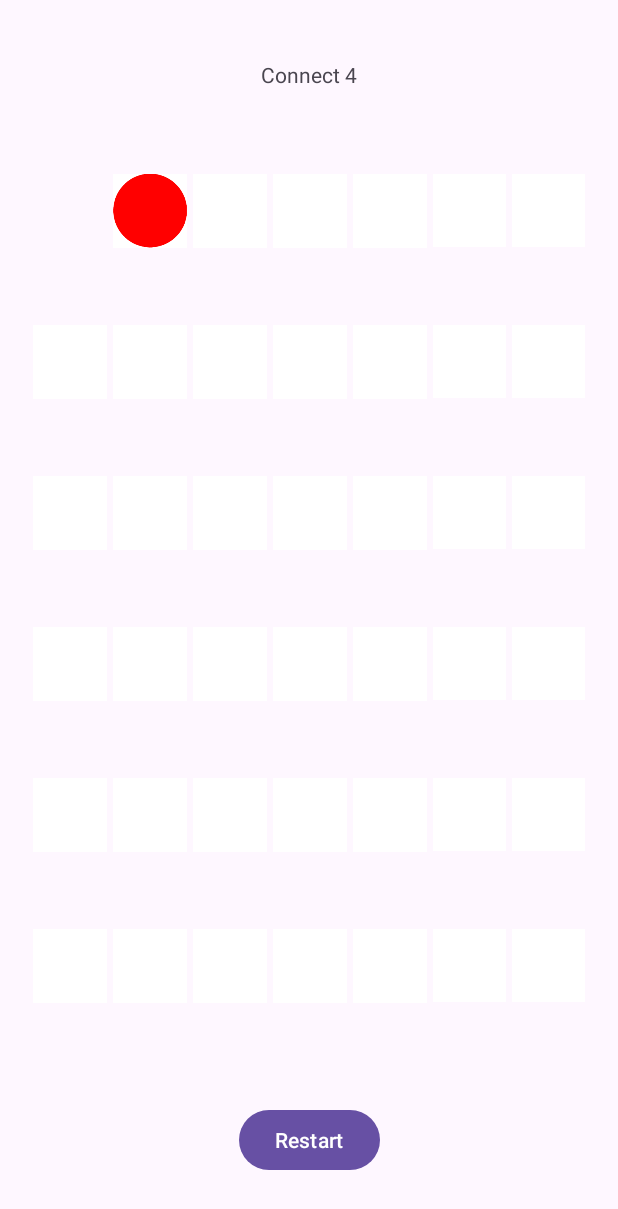
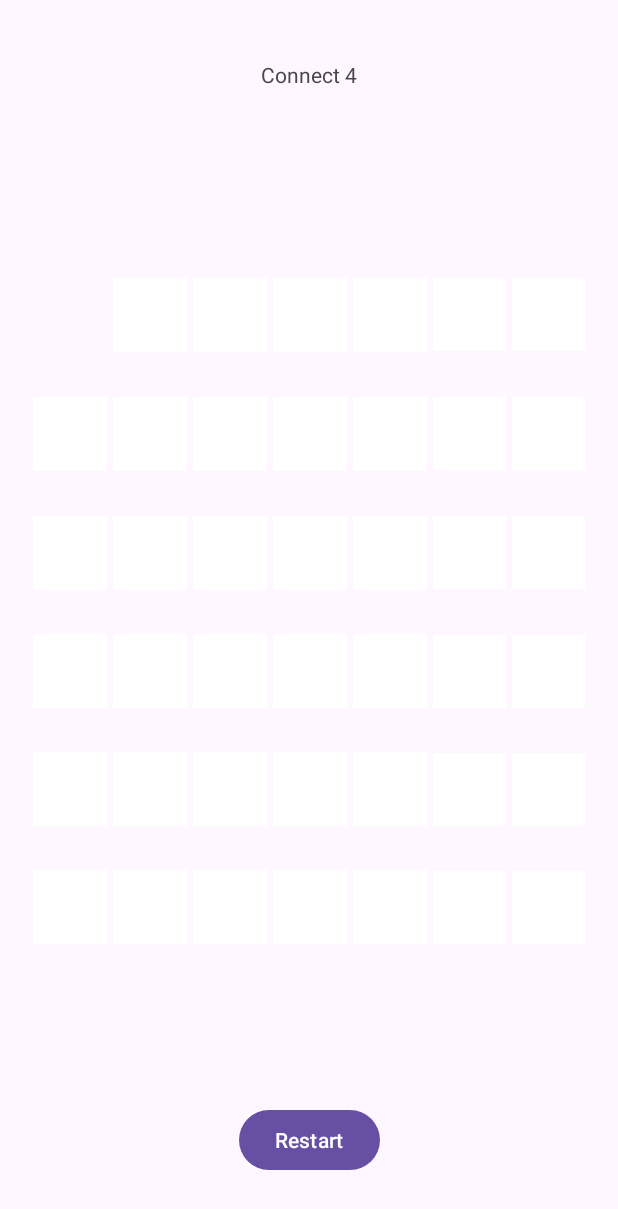
Before and after one commit to HauserS22081/WMC_Minigames, an Android app: the screen it shows after launch (MainActivity), after a tap on "0_0", on a phone screen of 412 x 824 dp. Shown: the top 1209 px of the screen. Run offline under Robolectric (Android 15) with nearby library versions, the phone set to English and light mode, and no system bars; 1 statement that could not run was skipped.

Commit message:
UI updated and new way to drop coins in made

```diff
--- a/Minigame/app/src/main/java/at/htlgkr/minigame/connectfour/ConnectFour.java
+++ b/Minigame/app/src/main/java/at/htlgkr/minigame/connectfour/ConnectFour.java
@@ -7,7 +7,7 @@ public class ConnectFour {
     private static final int WIDTH = 7;
     private static final int HEIGHT = 6;
 
-    private final ConnectFourBoard board;
+    private ConnectFourBoard board;
     private final List<Integer> colors;
     private final int WHITE;
     private int currentColor;
@@ -19,21 +19,47 @@ public class ConnectFour {
         currentColor = colors.get(0);
         WHITE = board.getWHITE();
 
-        fillBoard();
+        resetBoard();
     }
 
-    public int play(int xCord, int yCord) {
-        // -1 : not placed, 0: should Animate, 1: placed
+//    public int play(int xCord, int yCord) {
+//        // -1 : not placed, 0: should Animate, 1: placed 2: won
+//
+//        if(isAnimating) return placeStone(xCord, yCord);
+//
+//        int gameField = board.getElement(xCord, 0);
+//        if (gameField != colors.get(0) && gameField != colors.get(1)) {
+//            int result = placeStone(xCord, 0);
+//            return won() ? 2 : 1;
+//        }
+//
+//        return -1;
+//
+//    }
 
-        if(isAnimating) return placeStone(xCord, yCord);
+    public int play(int xCord) {
+        // return: -1 if no free slot, yCord of free slot
 
-        int gameField = board.getElement(xCord, 0);
-        if (gameField != colors.get(0) && gameField != colors.get(1)) {
-            return placeStone(xCord, 0);
+
+        for (int i = 0; i > HEIGHT; i++) {
+            if(board.getElement(xCord, i) != colors.get(0) && board.getElement(xCord, i) != colors.get(1)) return i;
         }
 
         return -1;
 
+    }
+
+    private boolean won() {
+        // test if won
+        // resetVariables();
+        return false;
+    }
+
+    private void resetVariables() {
+        currentColor = colors.get(0);
+        isAnimating = false;
+        board = new ConnectFourBoard(WIDTH, HEIGHT);
+        resetBoard();
     }
 
     private int placeStone(int xCord, int yCord) {
@@ -68,11 +94,15 @@ public class ConnectFour {
         return WHITE;
     }
 
-    public void fillBoard() {
+    public void resetBoard() {
         for (int i = 0; i < WIDTH; i++) {
             for (int j = 0; j < HEIGHT; j++) {
-                board.setElement(i, j, WHITE);
+                board.setElement(i, j, 0);
             }
         }
     }
+
+    public int getImage(int xCord, int yCord) {
+        return board.getElement(xCord, yCord);
+    }
 }
--- a/Minigame/app/src/main/java/at/htlgkr/minigame/connectfour/ConnectFourFragment.java
+++ b/Minigame/app/src/main/java/at/htlgkr/minigame/connectfour/ConnectFourFragment.java
@@ -9,6 +9,8 @@ import android.view.LayoutInflater;
 import android.view.View;
 import android.view.ViewGroup;
 import android.widget.ImageView;
+
+import com.google.android.material.snackbar.Snackbar;
 
 import java.util.ArrayList;
 import java.util.List;
@@ -41,6 +43,48 @@ public class ConnectFourFragment extends Fragment implements View.OnClickListene
         return binding.getRoot();
     }
 
+//    @Override
+//    public void onClick(View view) {
+//        if(processing) return;
+//
+//        processing = true;
+//
+//        String description = String.valueOf(view.getContentDescription());
+//        int xCord = Integer.parseInt(description.split("_")[0]);
+//        int yCord = Integer.parseInt(description.split("_")[1]);
+//
+//        handlePlay(xCord, yCord, (ImageView) view, 0);
+//
+//    }
+
+//    private void handlePlay(int xCord, int yCord, ImageView imageView, int howManyTimesAnimated) {
+//
+//            int result = connectFour.play(xCord, yCord);
+//
+//            switch (result) {
+//                case -1: processing = false; return;
+//                case 1: setColor((ImageView) imageView, connectFour.getColor(xCord, yCord)); processing = false; return;
+//                case 2: won(); processing = false; return;
+//                case 0: {
+//                    final int finalHowManyTimesAnimated = howManyTimesAnimated;
+//                    ImageView firstView = imageViews.get(get(imageView, imageViews) + finalHowManyTimesAnimated * 6);
+//                    ImageView secondView = imageViews.get(get(imageView, imageViews) + (finalHowManyTimesAnimated + 1) * 6);
+//
+//                    final int finalYCord = yCord;
+//
+//                    new android.os.Handler().postDelayed(() -> {
+//                        setColor(firstView, connectFour.getColor(xCord, finalYCord));
+//                        setColor(secondView, connectFour.getColor(xCord, finalYCord));
+//
+//                        handlePlay(xCord, finalYCord - 1, imageView, finalHowManyTimesAnimated + 1);
+//                    }, 500);
+//
+//                }
+//            }
+//
+//
+//    }
+
     @Override
     public void onClick(View view) {
         if(processing) return;
@@ -48,37 +92,28 @@ public class ConnectFourFragment extends Fragment implements View.OnClickListene
         processing = true;
 
         String description = String.valueOf(view.getContentDescription());
-        int xCord = Integer.parseInt(description.split("_")[0]);
-        int yCord = Integer.parseInt(description.split("_")[1]);
+        int viewXCord = Integer.parseInt(description.split("_")[0]);
+        int viewYCord = Integer.parseInt(description.split("_")[1]);
 
-        handlePlay(xCord, yCord, (ImageView) view, 0);
+        ImageView slot = (ImageView) view;
+
+//        connectFour.play();
+
+        int yCord = connectFour.play(viewXCord);
+
+        int image = connectFour.getImage(viewXCord, yCord);
+
+        slot.setTranslationY(-1000f);
+        slot.setImageResource(image);
+        slot.animate().translationY(1000f).setDuration(500);
 
     }
 
-    private void handlePlay(int xCord, int yCord, ImageView imageView, int howManyTimesAnimated) {
-
-            int result = connectFour.play(xCord, yCord);
-
-            switch (result) {
-                case -1: processing = false; return;
-                case 1: setColor((ImageView) imageView, connectFour.getColor(xCord, yCord)); processing = false; return;
-                case 0: {
-                    final int finalHowManyTimesAnimated = howManyTimesAnimated;
-                    ImageView firstView = imageViews.get(get(imageView, imageViews) + finalHowManyTimesAnimated * 6);
-                    ImageView secondView = imageViews.get(get(imageView, imageViews) + (finalHowManyTimesAnimated + 1) * 6);
-
-                    final int finalYCord = yCord;
-                    new android.os.Handler().postDelayed(() -> {
-                        setColor(firstView, connectFour.getColor(xCord, finalYCord));
-                        setColor(secondView, connectFour.getColor(xCord, finalYCord));
-
-                        handlePlay(xCord, finalYCord - 1, imageView, finalHowManyTimesAnimated + 1);
-                    }, 500);
-
-                }
-            }
 
 
+    private void won() {
+        Snackbar.make(binding.getRoot(), "Gewonnen", 1000);
+        setBackgroundImages();
     }
 
     private int get(ImageView view, List<ImageView> imageViews) {
--- a/Minigame/app/src/main/res/layout/fragment_connect_four.xml
+++ b/Minigame/app/src/main/res/layout/fragment_connect_four.xml
@@ -21,9 +21,9 @@
         android:layout_width="match_parent"
         android:layout_height="0dp"
         android:layout_marginStart="20dp"
-        android:layout_marginTop="90dp"
+        android:layout_marginTop="170dp"
         android:layout_marginEnd="20dp"
-        android:layout_marginBottom="130dp"
+        android:layout_marginBottom="180dp"
         android:orientation="vertical"
         android:weightSum="6"
         app:layout_constraintBottom_toBottomOf="parent"
@@ -47,8 +47,7 @@
                 android:layout_marginRight="2dp"
                 android:layout_marginBottom="2dp"
                 android:layout_weight="1"
-                android:contentDescription="0_0"
-                android:src="@drawable/ic_launcher_background" />
+                android:contentDescription="0_0" />
 
             <ImageView
                 android:id="@+id/iv_1_0"
@@ -59,8 +58,7 @@
                 android:layout_marginRight="2dp"
                 android:layout_marginBottom="2dp"
                 android:layout_weight="1"
-                android:contentDescription="1_0"
-                android:src="@drawable/ic_launcher_background" />
+                android:contentDescription="1_0" />
 
             <ImageView
                 android:id="@+id/iv_2_0"
@@ -71,8 +69,7 @@
                 android:layout_marginRight="2dp"
                 android:layout_marginBottom="2dp"
                 android:layout_weight="1"
-                android:contentDescription="2_0"
-                android:src="@drawable/ic_launcher_background" />
+                android:contentDescription="2_0" />
 
             <ImageView
                 android:id="@+id/iv_3_0"
@@ -83,8 +80,7 @@
                 android:layout_marginRight="2dp"
                 android:layout_marginBottom="2dp"
                 android:layout_weight="1"
-                android:contentDescription="3_0"
-                android:src="@drawable/ic_launcher_background" />
+                android:contentDescription="3_0" />
 
             <ImageView
                 android:id="@+id/iv_4_0"
@@ -95,8 +91,7 @@
                 android:layout_marginRight="2dp"
                 android:layout_marginBottom="2dp"
                 android:layout_weight="1"
-                android:contentDescription="4_0"
-                android:src="@drawable/ic_launcher_background" />
+                android:contentDescription="4_0" />
 
             <ImageView
                 android:id="@+id/iv_5_0"
@@ -107,8 +102,7 @@
                 android:layout_marginRight="2dp"
                 android:layout_marginBottom="2dp"
                 android:layout_weight="1"
-                android:contentDescription="5_0"
-                android:src="@drawable/ic_launcher_background" />
+                android:contentDescription="5_0" />
 
             <ImageView
                 android:id="@+id/iv_6_0"
@@ -119,8 +113,7 @@
                 android:layout_marginRight="2dp"
                 android:layout_marginBottom="2dp"
                 android:layout_weight="1"
-                android:contentDescription="6_0"
-                android:src="@drawable/ic_launcher_background" />
+                android:contentDescription="6_0" />
 
         </LinearLayout>
 
@@ -140,8 +133,7 @@
                 android:layout_marginRight="2dp"
                 android:layout_marginBottom="2dp"
                 android:layout_weight="1"
-                android:contentDescription="0_1"
-                android:src="@drawable/ic_launcher_background" />
+                android:contentDescription="0_1" />
 
             <ImageView
                 android:id="@+id/iv_1_1"
@@ -152,8 +144,7 @@
                 android:layout_marginRight="2dp"
                 android:layout_marginBottom="2dp"
                 android:layout_weight="1"
-                android:contentDescription="1_1"
-                android:src="@drawable/ic_launcher_background" />
+                android:contentDescription="1_1" />
 
             <ImageView
                 android:id="@+id/iv_2_1"
@@ -164,8 +155,7 @@
                 android:layout_marginRight="2dp"
                 android:layout_marginBottom="2dp"
                 android:layout_weight="1"
-                android:contentDescription="2_1"
-                android:src="@drawable/ic_launcher_background" />
+                android:contentDescription="2_1" />
 
             <ImageView
                 android:id="@+id/iv_3_1"
@@ -176,8 +166,7 @@
                 android:layout_marginRight="2dp"
                 android:layout_marginBottom="2dp"
                 android:layout_weight="1"
-                android:contentDescription="3_1"
-                android:src="@drawable/ic_launcher_background" />
+                android:contentDescription="3_1" />
 
             <ImageView
                 android:id="@+id/iv_4_1"
@@ -188,8 +177,7 @@
                 android:layout_marginRight="2dp"
                 android:layout_marginBottom="2dp"
                 android:layout_weight="1"
-                android:contentDescription="4_1"
-                android:src="@drawable/ic_launcher_background" />
+                android:contentDescription="4_1" />
 
             <ImageView
                 android:id="@+id/iv_5_1"
@@ -200,8 +188,7 @@
                 android:layout_marginRight="2dp"
                 android:layout_marginBottom="2dp"
                 android:layout_weight="1"
-                android:contentDescription="5_1"
-                android:src="@drawable/ic_launcher_background" />
+                android:contentDescription="5_1" />
 
             <ImageView
                 android:id="@+id/iv_6_1"
@@ -212,8 +199,7 @@
                 android:layout_marginRight="2dp"
                 android:layout_marginBottom="2dp"
                 android:layout_weight="1"
-                android:contentDescription="6_1"
-                android:src="@drawable/ic_launcher_background" />
+                android:contentDescription="6_1" />
 
         </LinearLayout>
 
@@ -233,8 +219,7 @@
                 android:layout_marginRight="2dp"
                 android:layout_marginBottom="2dp"
                 android:layout_weight="1"
-                android:contentDescription="0_2"
-                android:src="@drawable/ic_launcher_background" />
+                android:contentDescription="0_2" />
 
             <ImageView
                 android:id="@+id/iv_1_2"
@@ -245,8 +230,7 @@
                 android:layout_marginRight="2dp"
                 android:layout_marginBottom="2dp"
                 android:layout_weight="1"
-                android:contentDescription="1_2"
-                android:src="@drawable/ic_launcher_background" />
+                android:contentDescription="1_2" />
 
             <ImageView
                 android:id="@+id/iv_2_2"
@@ -257,8 +241,7 @@
                 android:layout_marginRight="2dp"
                 android:layout_marginBottom="2dp"
                 android:layout_weight="1"
-                android:contentDescription="2_2"
-                android:src="@drawable/ic_launcher_background" />
+                android:contentDescription="2_2" />
 
             <ImageView
                 android:id="@+id/iv_3_2"
@@ -269,8 +252,7 @@
                 android:layout_marginRight="2dp"
                 android:layout_marginBottom="2dp"
                 android:layout_weight="1"
-                android:contentDescription="3_2"
-                android:src="@drawable/ic_launcher_background" />
+                android:contentDescription="3_2" />
 
             <ImageView
                 android:id="@+id/iv_4_2"
@@ -281,8 +263,7 @@
                 android:layout_marginRight="2dp"
                 android:layout_marginBottom="2dp"
                 android:layout_weight="1"
-                android:contentDescription="4_2"
-                android:src="@drawable/ic_launcher_background" />
+                android:contentDescription="4_2" />
 
             <ImageView
                 android:id="@+id/iv_5_2"
@@ -293,8 +274,7 @@
                 android:layout_marginRight="2dp"
                 android:layout_marginBottom="2dp"
                 android:layout_weight="1"
-                android:contentDescription="5_2"
-                android:src="@drawable/ic_launcher_background" />
+                android:contentDescription="5_2" />
 
             <ImageView
                 android:id="@+id/iv_6_2"
@@ -305,8 +285,7 @@
                 android:layout_marginRight="2dp"
                 android:layout_marginBottom="2dp"
                 android:layout_weight="1"
-                android:contentDescription="6_2"
-                android:src="@drawable/ic_launcher_background" />
+                android:contentDescription="6_2" />
 
         </LinearLayout>
 
@@ -326,8 +305,7 @@
                 android:layout_marginRight="2dp"
                 android:layout_marginBottom="2dp"
                 android:layout_weight="1"
-                android:contentDescription="0_3"
-                android:src="@drawable/ic_launcher_background" />
+                android:contentDescription="0_3" />
 
             <ImageView
                 android:id="@+id/iv_1_3"
@@ -338,8 +316,7 @@
                 android:layout_marginRight="2dp"
                 android:layout_marginBottom="2dp"
                 android:layout_weight="1"
-                android:contentDescription="1_3"
-                android:src="@drawable/ic_launcher_background" />
+                android:contentDescription="1_3" />
 
             <ImageView
                 android:id="@+id/iv_2_3"
@@ -350,8 +327,7 @@
                 android:layout_marginRight="2dp"
                 android:layout_marginBottom="2dp"
                 android:layout_weight="1"
-                android:contentDescription="2_3"
-                android:src="@drawable/ic_launcher_background" />
+                android:contentDescription="2_3" />
 
             <ImageView
                 android:id="@+id/iv_3_3"
@@ -362,8 +338,7 @@
                 android:layout_marginRight="2dp"
                 android:layout_marginBottom="2dp"
                 android:layout_weight="1"
-                android:contentDescription="3_3"
-                android:src="@drawable/ic_launcher_background" />
+                android:contentDescription="3_3" />
 
             <ImageView
                 android:id="@+id/iv_4_3"
@@ -374,8 +349,7 @@
                 android:layout_marginRight="2dp"
                 android:layout_marginBottom="2dp"
                 android:layout_weight="1"
-                android:contentDescription="4_3"
-                android:src="@drawable/ic_launcher_background" />
+                android:contentDescription="4_3" />
 
             <ImageView
                 android:id="@+id/iv_5_3"
@@ -386,8 +360,7 @@
                 android:layout_marginRight="2dp"
                 android:layout_marginBottom="2dp"
                 android:layout_weight="1"
-                android:contentDescription="5_3"
-                android:src="@drawable/ic_launcher_background" />
+                android:contentDescription="5_3" />
 
             <ImageView
                 android:id="@+id/iv_6_3"
@@ -398,8 +371,7 @@
                 android:layout_marginRight="2dp"
                 android:layout_marginBottom="2dp"
                 android:layout_weight="1"
-                android:contentDescription="6_3"
-                android:src="@drawable/ic_launcher_background" />
+                android:contentDescription="6_3" />
 
         </LinearLayout>
 
@@ -419,8 +391,7 @@
                 android:layout_marginRight="2dp"
                 android:layout_marginBottom="2dp"
                 android:layout_weight="1"
-                android:contentDescription="0_4"
-                android:src="@drawable/ic_launcher_background" />
+                android:contentDescription="0_4" />
 
             <ImageView
                 android:id="@+id/iv_1_4"
@@ -431,8 +402,7 @@
                 android:layout_marginRight="2dp"
                 android:layout_marginBottom="2dp"
                 android:layout_weight="1"
-                android:contentDescription="1_4"
-                android:src="@drawable/ic_launcher_background" />
+                android:contentDescription="1_4" />
 
             <ImageView
                 android:id="@+id/iv_2_4"
@@ -443,8 +413,7 @@
                 android:layout_marginRight="2dp"
                 android:layout_marginBottom="2dp"
                 android:layout_weight="1"
-                android:contentDescription="2_4"
-                android:src="@drawable/ic_launcher_background" />
+                android:contentDescription="2_4" />
 
             <ImageView
                 android:id="@+id/iv_3_4"
@@ -455,8 +424,7 @@
                 android:layout_marginRight="2dp"
                 android:layout_marginBottom="2dp"
                 android:layout_weight="1"
-                android:contentDescription="3_4"
-                android:src="@drawable/ic_launcher_background" />
+                android:contentDescription="3_4" />
 
             <ImageView
                 android:id="@+id/iv_4_4"
@@ -467,8 +435,7 @@
                 android:layout_marginRight="2dp"
                 android:layout_marginBottom="2dp"
                 android:layout_weight="1"
-                android:contentDescription="4_4"
-                android:src="@drawable/ic_launcher_background" />
+                android:contentDescription="4_4" />
 
             <ImageView
                 android:id="@+id/iv_5_4"
@@ -479,8 +446,7 @@
                 android:layout_marginRight="2dp"
                 android:layout_marginBottom="2dp"
                 android:layout_weight="1"
-                android:contentDescription="5_4"
-                android:src="@drawable/ic_launcher_background" />
+                android:contentDescription="5_4" />
 
             <ImageView
                 android:id="@+id/iv_6_4"
@@ -491,8 +457,7 @@
                 android:layout_marginRight="2dp"
                 android:layout_marginBottom="2dp"
                 android:layout_weight="1"
-                android:contentDescription="6_4"
-                android:src="@drawable/ic_launcher_background" />
+                android:contentDescription="6_4" />
 
         </LinearLayout>
 
@@ -512,8 +477,7 @@
                 android:layout_marginRight="2dp"
                 android:layout_marginBottom="2dp"
                 android:layout_weight="1"
-                android:contentDescription="0_5"
-                android:src="@drawable/ic_launcher_background" />
+                android:contentDescription="0_5" />
 
             <ImageView
                 android:id="@+id/iv_1_5"
@@ -524,8 +488,7 @@
                 android:layout_marginRight="2dp"
                 android:layout_marginBottom="2dp"
                 android:layout_weight="1"
-                android:contentDescription="1_5"
-                android:src="@drawable/ic_launcher_background" />
+                android:contentDescription="1_5" />
 
             <ImageView
                 android:id="@+id/iv_2_5"
@@ -536,8 +499,7 @@
                 android:layout_marginRight="2dp"
                 android:layout_marginBottom="2dp"
                 android:layout_weight="1"
-                android:contentDescription="2_5"
-                android:src="@drawable/ic_launcher_background" />
+                android:contentDescription="2_5" />
 
             <ImageView
                 android:id="@+id/iv_3_5"
@@ -548,8 +510,7 @@
                 android:layout_marginRight="2dp"
                 android:layout_marginBottom="2dp"
                 android:layout_weight="1"
-                android:contentDescription="3_5"
-                android:src="@drawable/ic_launcher_background" />
+                android:contentDescription="3_5" />
 
             <ImageView
                 android:id="@+id/iv_4_5"
@@ -560,8 +521,7 @@
                 android:layout_marginRight="2dp"
                 android:layout_marginBottom="2dp"
                 android:layout_weight="1"
-                android:contentDescription="4_5"
-                android:src="@drawable/ic_launcher_background" />
+                android:contentDescription="4_5" />
 
             <ImageView
                 android:id="@+id/iv_5_5"
@@ -572,8 +532,7 @@
                 android:layout_marginRight="2dp"
                 android:layout_marginBottom="2dp"
                 android:layout_weight="1"
-                android:contentDescription="5_5"
-                android:src="@drawable/ic_launcher_background" />
+                android:contentDescription="5_5" />
 
             <ImageView
                 android:id="@+id/iv_6_5"
@@ -584,8 +543,7 @@
                 android:layout_marginRight="2dp"
                 android:layout_marginBottom="2dp"
                 android:layout_weight="1"
-                android:contentDescription="6_5"
-                android:src="@drawable/ic_launcher_background" />
+                android:contentDescription="6_5" />
 
         </LinearLayout>
 
```
